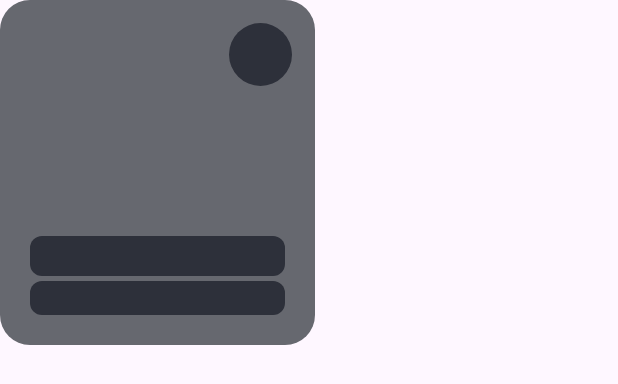
After one commit to siamsaleh/TaskGo, an Android app: the layout item_recommended_place_loading.xml on its own in the app's theme, with its tools: preview values and no code run, on a phone screen of 412 x 824 dp. The commit adds this screen. Shown: the top 384 px of the screen. Run offline under Robolectric (Android 15) with nearby library versions, the light colour scheme and no system bars.

Commit message:
feat: Implement Facebook Shimmer effect and UiState management
- Add Shimmer effect for loading state visualization
- Implement UiState code to handle loading, success, and error states
- Add a TextView to display error messages

```diff
--- a/app/build.gradle.kts
+++ b/app/build.gradle.kts
@@ -73,4 +73,7 @@ dependencies {
     // Glide
     implementation (libs.glide)
     annotationProcessor (libs.compiler)
+
+    // Facebook Shimmer Effect
+    implementation(libs.shimmer)
 }
--- /dev/null
+++ b/app/src/main/res/drawable/loading_effect.xml
@@ -0,0 +1,6 @@
+<?xml version="1.0" encoding="UTF-8"?>
+<shape xmlns:android="http://schemas.android.com/apk/res/android">
+    <solid android:color="@color/colorSecondary" />
+
+    <corners android:radius="@dimen/_6sdp" />
+</shape>
--- /dev/null
+++ b/app/src/main/res/layout/item_recommended_place_loading.xml
@@ -0,0 +1,61 @@
+<?xml version="1.0" encoding="utf-8"?>
+<com.google.android.material.card.MaterialCardView xmlns:android="http://schemas.android.com/apk/res/android"
+    xmlns:app="http://schemas.android.com/apk/res-auto"
+    android:layout_width="210dp"
+    android:layout_height="230dp"
+    android:layout_marginEnd="@dimen/margin_small"
+    app:cardCornerRadius="20dp"
+    app:cardElevation="0dp"
+    app:strokeWidth="0dp">
+
+    <androidx.constraintlayout.widget.ConstraintLayout
+        android:layout_width="match_parent"
+        android:layout_height="match_parent">
+
+        <ImageView
+            android:id="@+id/recommended_img"
+            android:layout_width="match_parent"
+            android:layout_height="match_parent"
+            android:contentDescription="@string/recommended_text"
+            android:src="@color/text_hint_color"
+            android:scaleType="centerCrop"/>
+
+        <TextView
+            android:id="@+id/property_text"
+            style="@style/RecommendedTitleTextStyle"
+            android:layout_width="match_parent"
+            android:layout_height="wrap_content"
+            android:layout_marginStart="@dimen/margin_small"
+            android:layout_marginEnd="@dimen/margin_small"
+            android:layout_marginBottom="3sp"
+            android:background="@drawable/loading_effect"
+            app:layout_constraintBottom_toTopOf="@+id/location_text"
+            app:layout_constraintStart_toStartOf="parent" />
+
+        <TextView
+            android:id="@+id/location_text"
+            style="@style/RecommendedLocationTextStyle"
+            android:layout_width="match_parent"
+            android:layout_height="wrap_content"
+            android:layout_marginStart="@dimen/margin_small"
+            android:layout_marginEnd="@dimen/margin_small"
+            android:background="@drawable/loading_effect"
+            android:layout_marginBottom="@dimen/margin_small"
+            app:layout_constraintBottom_toBottomOf="parent"
+            app:layout_constraintStart_toStartOf="parent" />
+
+        <ImageView
+            android:id="@+id/bookmark_icon"
+            android:layout_width="@dimen/bookmark_size"
+            android:layout_height="@dimen/bookmark_size"
+            android:background="@drawable/shape_circle"
+            android:backgroundTint="@color/colorSecondary"
+            android:layout_marginTop="15dp"
+            android:layout_marginEnd="15dp"
+            android:contentDescription="@string/app_name"
+            app:layout_constraintTop_toTopOf="parent"
+            app:layout_constraintEnd_toEndOf="parent"/>
+
+    </androidx.constraintlayout.widget.ConstraintLayout>
+
+</com.google.android.material.card.MaterialCardView>
--- a/app/src/main/res/values/strings.xml
+++ b/app/src/main/res/values/strings.xml
@@ -15,4 +15,5 @@
     <string name="mountain_safari_text">Mountain Safari</string>
     <string name="india_text">India</string>
     <string name="bookmark_text">Bookmark</string>
+    <string name="no_data_found_text">No data found</string>
 </resources>
--- a/gradle/libs.versions.toml
+++ b/gradle/libs.versions.toml
@@ -13,6 +13,7 @@ material = "1.12.0"
 activity = "1.9.3"
 constraintlayout = "2.2.0"
 sdpAndroid = "1.1.0"
+shimmer = "0.5.0"
 sspAndroid = "1.1.0"
 
 [libraries]
@@ -29,6 +30,7 @@ material = { group = "com.google.android.material", name = "material", version.r
 androidx-activity = { group = "androidx.activity", name = "activity", version.ref = "activity" }
 androidx-constraintlayout = { group = "androidx.constraintlayout", name = "constraintlayout", version.ref = "constraintlayout" }
 sdp-android = { module = "com.intuit.sdp:sdp-android", version.ref = "sdpAndroid" }
+shimmer = { module = "com.facebook.shimmer:shimmer", version.ref = "shimmer" }
 ssp-android = { module = "com.intuit.ssp:ssp-android", version.ref = "sspAndroid" }
 
 [plugins]
```
Also changed, not shown: app/src/main/java/com/siamsaleh/taskgo/ui/home/HomeFragment.kt (+20 -2 lines), app/src/main/res/layout/fragment_home.xml (+36 -0 lines).
